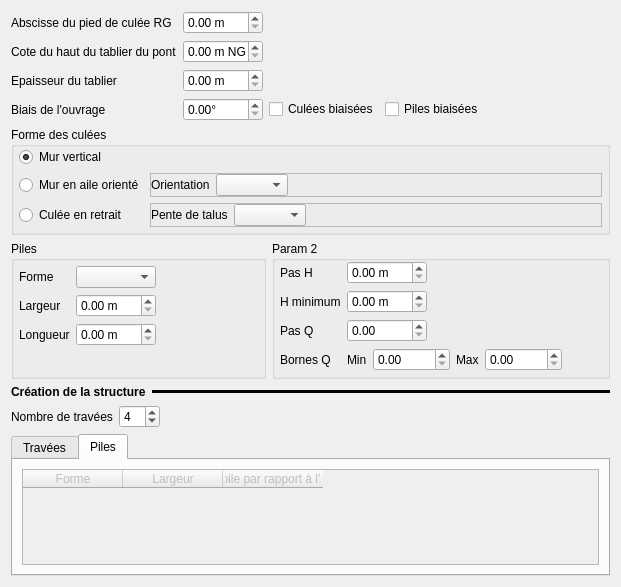
Qt form ui/structures/ui_bradley.ui (Artelia/Mascaret) before a commit.
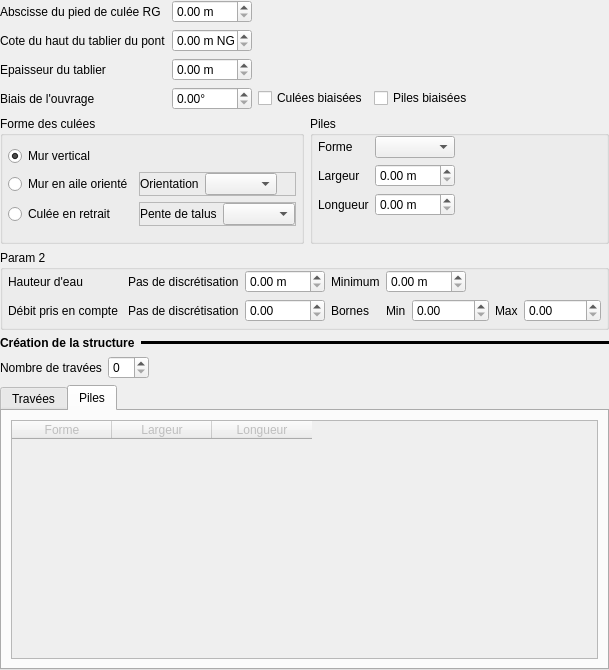
The same form after that commit. The open tabs and pages were chosen to show the change.

Commit message: Hydraulic Structure - Bradley

```diff
--- a/ui/structures/ui_bradley.ui
+++ b/ui/structures/ui_bradley.ui
@@ -6,14 +6,17 @@
    <rect>
     <x>0</x>
     <y>0</y>
-    <width>621</width>
-    <height>587</height>
+    <width>592</width>
+    <height>670</height>
    </rect>
   </property>
   <property name="windowTitle">
    <string>Form</string>
   </property>
   <layout class="QVBoxLayout" name="verticalLayout">
+   <property name="margin">
+    <number>0</number>
+   </property>
    <item>
     <layout class="QGridLayout" name="gridLayout_2">
      <item row="4" column="2">
@@ -142,6 +145,118 @@
     </layout>
    </item>
    <item>
+    <layout class="QGridLayout" name="gridLayout_4">
+     <item row="0" column="1">
+      <widget class="QGroupBox" name="groupBox_2">
+       <property name="title">
+        <string>Piles</string>
+       </property>
+       <layout class="QVBoxLayout" name="verticalLayout_14">
+        <property name="leftMargin">
+         <number>5</number>
+        </property>
+        <property name="topMargin">
+         <number>0</number>
+        </property>
+        <property name="rightMargin">
+         <number>5</number>
+        </property>
+        <property name="bottomMargin">
+         <number>5</number>
+        </property>
+        <item>
+         <layout class="QGridLayout" name="gridLayout_7">
+          <item row="0" column="1">
+           <widget class="QComboBox" name="cb_form_pil"/>
+          </item>
+          <item row="0" column="0">
+           <widget class="QLabel" name="label_14">
+            <property name="text">
+             <string>Forme</string>
+            </property>
+           </widget>
+          </item>
+          <item row="1" column="0">
+           <widget class="QLabel" name="label_25">
+            <property name="text">
+             <string>Largeur</string>
+            </property>
+           </widget>
+          </item>
+          <item row="2" column="0">
+           <widget class="QLabel" name="label_22">
+            <property name="text">
+             <string>Longueur</string>
+            </property>
+           </widget>
+          </item>
+          <item row="1" column="1">
+           <widget class="QDoubleSpinBox" name="dsb_larg_pil">
+            <property name="maximumSize">
+             <size>
+              <width>80</width>
+              <height>16777215</height>
+             </size>
+            </property>
+            <property name="suffix">
+             <string> m</string>
+            </property>
+            <property name="maximum">
+             <double>10000.000000000000000</double>
+            </property>
+           </widget>
+          </item>
+          <item row="2" column="1">
+           <widget class="QDoubleSpinBox" name="dsb_long_pil">
+            <property name="maximumSize">
+             <size>
+              <width>80</width>
+              <height>16777215</height>
+             </size>
+            </property>
+            <property name="suffix">
+             <string> m</string>
+            </property>
+            <property name="maximum">
+             <double>10000.000000000000000</double>
+            </property>
+           </widget>
+          </item>
+          <item row="1" column="2">
+           <spacer name="horizontalSpacer_9">
+            <property name="orientation">
+             <enum>Qt::Horizontal</enum>
+            </property>
+            <property name="sizeHint" stdset="0">
+             <size>
+              <width>40</width>
+              <height>20</height>
+             </size>
+            </property>
+           </spacer>
+          </item>
+         </layout>
+        </item>
+        <item>
+         <spacer name="verticalSpacer_6">
+          <property name="orientation">
+           <enum>Qt::Vertical</enum>
+          </property>
+          <property name="sizeType">
+           <enum>QSizePolicy::Maximum</enum>
+          </property>
+          <property name="sizeHint" stdset="0">
+           <size>
+            <width>20</width>
+            <height>20</height>
+           </size>
+          </property>
+         </spacer>
+        </item>
+       </layout>
+      </widget>
+     </item>
+     <item row="0" column="0">
     <widget class="QGroupBox" name="groupBox">
      <property name="title">
       <string>Forme des culées</string>
@@ -235,7 +350,7 @@
              </property>
              <property name="sizeHint" stdset="0">
               <size>
-               <width>40</width>
+                 <width>10</width>
                <height>20</height>
               </size>
              </property>
@@ -272,19 +387,6 @@
            <item>
             <widget class="QComboBox" name="cb_pente_tal"/>
            </item>
-           <item>
-            <spacer name="horizontalSpacer_6">
-             <property name="orientation">
-              <enum>Qt::Horizontal</enum>
-             </property>
-             <property name="sizeHint" stdset="0">
-              <size>
-               <width>40</width>
-               <height>20</height>
-              </size>
-             </property>
-            </spacer>
-           </item>
           </layout>
          </widget>
         </item>
@@ -306,9 +408,9 @@
      </layout>
     </widget>
    </item>
+    </layout>
+   </item>
    <item>
-    <layout class="QGridLayout" name="gridLayout_4">
-     <item row="0" column="1">
       <widget class="QGroupBox" name="groupBox_4">
        <property name="title">
         <string>Param 2</string>
@@ -328,7 +430,7 @@
         </property>
         <item>
          <layout class="QGridLayout" name="gridLayout_9">
-          <item row="0" column="1">
+        <item row="0" column="2">
            <widget class="QDoubleSpinBox" name="dsb_h_pas">
             <property name="maximumSize">
              <size>
@@ -344,14 +446,28 @@
             </property>
            </widget>
           </item>
-          <item row="1" column="0">
+        <item row="0" column="1">
+         <widget class="QLabel" name="label">
+          <property name="text">
+           <string>Pas de discrétisation</string>
+          </property>
+         </widget>
+        </item>
+        <item row="0" column="0">
+         <widget class="QLabel" name="label_29">
+          <property name="text">
+           <string>Hauteur d'eau</string>
+          </property>
+         </widget>
+        </item>
+        <item row="0" column="3">
            <widget class="QLabel" name="label_28">
             <property name="text">
-             <string>H minimum</string>
+           <string>Minimum</string>
             </property>
            </widget>
           </item>
-          <item row="1" column="1">
+        <item row="0" column="4">
            <widget class="QDoubleSpinBox" name="dsb_h_min">
             <property name="maximumSize">
              <size>
@@ -367,44 +483,44 @@
             </property>
            </widget>
           </item>
-          <item row="0" column="0">
-           <widget class="QLabel" name="label_29">
-            <property name="text">
-             <string>Pas H</string>
-            </property>
-           </widget>
-          </item>
-          <item row="2" column="1">
-           <widget class="QDoubleSpinBox" name="dsb_q_pas">
-            <property name="maximumSize">
-             <size>
-              <width>80</width>
-              <height>16777215</height>
-             </size>
-            </property>
-            <property name="suffix">
-             <string/>
-            </property>
-            <property name="maximum">
-             <double>10000.000000000000000</double>
-            </property>
-           </widget>
-          </item>
-          <item row="2" column="0">
+        <item row="1" column="0">
            <widget class="QLabel" name="label_30">
             <property name="text">
-             <string>Pas Q</string>
+           <string>Débit pris en compte </string>
             </property>
            </widget>
           </item>
-          <item row="3" column="0">
+        <item row="1" column="1">
+         <widget class="QLabel" name="label_2">
+          <property name="text">
+           <string>Pas de discrétisation</string>
+          </property>
+         </widget>
+        </item>
+        <item row="1" column="2">
+         <widget class="QDoubleSpinBox" name="dsb_q_pas">
+          <property name="maximumSize">
+           <size>
+            <width>80</width>
+            <height>16777215</height>
+           </size>
+          </property>
+          <property name="suffix">
+           <string/>
+          </property>
+          <property name="maximum">
+           <double>10000.000000000000000</double>
+          </property>
+         </widget>
+        </item>
+        <item row="1" column="3">
            <widget class="QLabel" name="label_31">
             <property name="text">
-             <string>Bornes Q</string>
+           <string>Bornes</string>
             </property>
            </widget>
           </item>
-          <item row="3" column="1">
+        <item row="1" column="4">
            <layout class="QHBoxLayout" name="horizontalLayout_11">
             <item>
              <widget class="QLabel" name="label_32">
@@ -472,118 +588,6 @@
        </layout>
       </widget>
      </item>
-     <item row="0" column="0">
-      <widget class="QGroupBox" name="groupBox_2">
-       <property name="title">
-        <string>Piles</string>
-       </property>
-       <layout class="QVBoxLayout" name="verticalLayout_14">
-        <property name="leftMargin">
-         <number>5</number>
-        </property>
-        <property name="topMargin">
-         <number>0</number>
-        </property>
-        <property name="rightMargin">
-         <number>5</number>
-        </property>
-        <property name="bottomMargin">
-         <number>5</number>
-        </property>
-        <item>
-         <layout class="QGridLayout" name="gridLayout_7">
-          <item row="2" column="1">
-           <widget class="QDoubleSpinBox" name="dsb_long_pil">
-            <property name="maximumSize">
-             <size>
-              <width>80</width>
-              <height>16777215</height>
-             </size>
-            </property>
-            <property name="suffix">
-             <string> m</string>
-            </property>
-            <property name="maximum">
-             <double>10000.000000000000000</double>
-            </property>
-           </widget>
-          </item>
-          <item row="1" column="1">
-           <widget class="QDoubleSpinBox" name="dsb_larg_pil">
-            <property name="maximumSize">
-             <size>
-              <width>80</width>
-              <height>16777215</height>
-             </size>
-            </property>
-            <property name="suffix">
-             <string> m</string>
-            </property>
-            <property name="maximum">
-             <double>10000.000000000000000</double>
-            </property>
-           </widget>
-          </item>
-          <item row="2" column="0">
-           <widget class="QLabel" name="label_22">
-            <property name="text">
-             <string>Longueur</string>
-            </property>
-           </widget>
-          </item>
-          <item row="1" column="0">
-           <widget class="QLabel" name="label_25">
-            <property name="text">
-             <string>Largeur</string>
-            </property>
-           </widget>
-          </item>
-          <item row="0" column="0">
-           <widget class="QLabel" name="label_14">
-            <property name="text">
-             <string>Forme</string>
-            </property>
-           </widget>
-          </item>
-          <item row="0" column="1">
-           <widget class="QComboBox" name="cb_form_pil"/>
-          </item>
-          <item row="1" column="2">
-           <spacer name="horizontalSpacer_9">
-            <property name="orientation">
-             <enum>Qt::Horizontal</enum>
-            </property>
-            <property name="sizeHint" stdset="0">
-             <size>
-              <width>40</width>
-              <height>20</height>
-             </size>
-            </property>
-           </spacer>
-          </item>
-         </layout>
-        </item>
-        <item>
-         <spacer name="verticalSpacer_6">
-          <property name="orientation">
-           <enum>Qt::Vertical</enum>
-          </property>
-          <property name="sizeType">
-           <enum>QSizePolicy::Maximum</enum>
-          </property>
-          <property name="sizeHint" stdset="0">
-           <size>
-            <width>20</width>
-            <height>20</height>
-           </size>
-          </property>
-         </spacer>
-        </item>
-       </layout>
-      </widget>
-     </item>
-    </layout>
-   </item>
    <item>
     <layout class="QHBoxLayout" name="horizontalLayout_6">
      <item>
@@ -641,7 +645,7 @@
         </size>
        </property>
        <property name="value">
-        <number>4</number>
+        <number>0</number>
        </property>
       </widget>
      </item>
@@ -721,7 +725,7 @@
          </column>
          <column>
           <property name="text">
-           <string>Biais de la pile par rapport à l'axe du pont</string>
+           <string>Longueur</string>
           </property>
          </column>
         </widget>
```
Left out of the diff: 2 changed lines with no effect on the pictures. Lines whose indentation alone changed are shown as unchanged. The commit also changes 8 other files.
